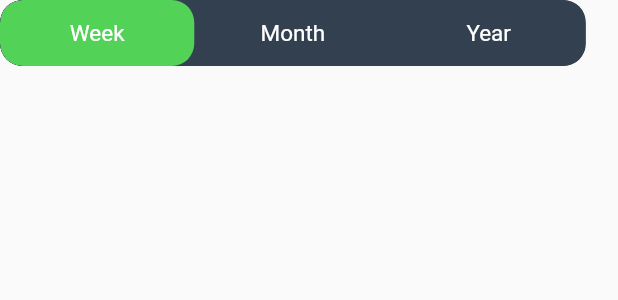
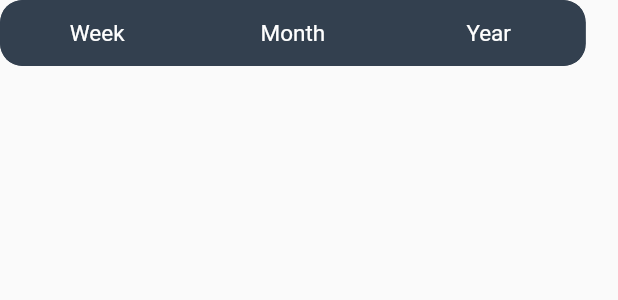
Before and after one commit to jawaher-alqotym/finance_app, a Flutter app: what wmyBarWidget() shows on an empty page, opened directly, on a phone screen of 412 x 824 dp. Shown: the top 300 px of the screen. Run offline on Flutter 3.47's test engine with Material 2 defaults, Android fonts, the phone set to English and light mode, and no system bars; drawn by our look-alikes of toggle_switch; our stand-ins replace flutter_svg, get, percent_indicator, syncfusion_flutter_charts.

Commit message:
recert commit Revert "new commit"
This reverts commit aa4dcef74f9bc88a8eec79c42051e549da014b3a.

```diff
--- a/lib/widgets/expenseCard.dart
+++ b/lib/widgets/expenseCard.dart
@@ -24,7 +24,7 @@ class _ExpenseCardState extends State<ExpenseCard> {
       children: [
         Padding(
           padding: const EdgeInsets.only(left: 45.0, top: 15, bottom: 2),
-          child: Text("${widget.date.year} - ${widget.date.month} - ${widget.date.day}", style: TextStyle(color: Colors.grey, fontSize: 16, fontFamily: "Inter"),),
+          child: Text("${widget.date.year} / ${widget.date.month} / ${widget.date.day}", style: TextStyle(color: Colors.grey, fontSize: 16, fontFamily: "Inter"),),
         ),
         Container(
           height: 70,
--- a/lib/widgets/wmy_bar_widget.dart
+++ b/lib/widgets/wmy_bar_widget.dart
@@ -30,7 +30,7 @@ Widget wmyBarWidget(BuildContext context) {
     activeFgColor: Colors.white,
     inactiveBgColor: Color.fromRGBO(51, 64, 79, 1),
     inactiveFgColor: Colors.white,
-    initialLabelIndex: 0,
+    initialLabelIndex: null,
     doubleTapDisable: false, // re-tap active widget to de-activate
     totalSwitches: 3,
     labels: ['Week', 'Month', 'Year'],
```
Also changed, not shown: lib/screens/insight_page.dart (+3 -17 lines).
